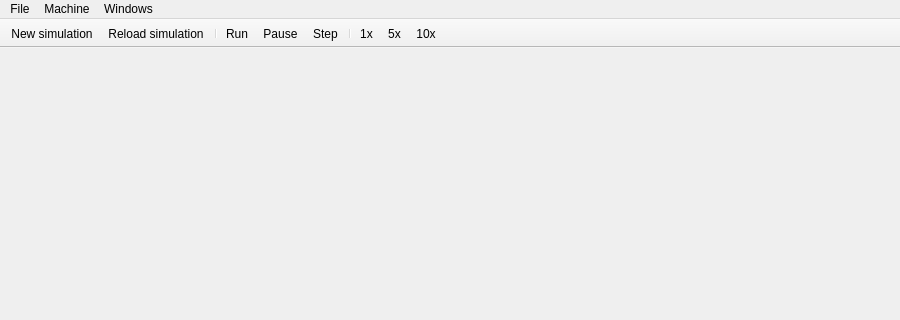
First picture: the form in qtmips_gui/MainWindow.ui, repository cvut/qtrvsim, before the edit; both pictures show x 0 to 900 and y 0 to 320 of the 900 by 600 pixel window.
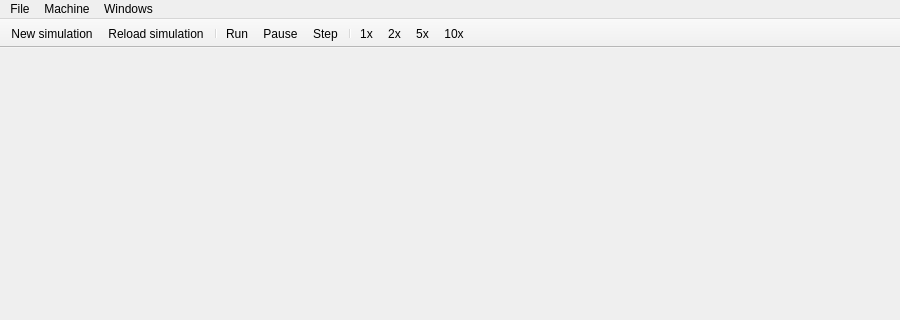
Second picture: the form after the edit. Icons and pictures are not drawn.

Commit message: Add 2x speed

```diff
--- a/qtmips_gui/MainWindow.ui
+++ b/qtmips_gui/MainWindow.ui
@@ -113,6 +113,7 @@
    <addaction name="actionStep"/>
    <addaction name="separator"/>
    <addaction name="ips1"/>
+   <addaction name="ips2"/>
    <addaction name="ips5"/>
    <addaction name="ips10"/>
   </widget>
@@ -307,6 +308,23 @@
     <string>Ctrl+Shift+M</string>
    </property>
   </action>
+  <action name="ips2">
+   <property name="checkable">
+    <bool>true</bool>
+   </property>
+   <property name="text">
+    <string>2 instructions per second</string>
+   </property>
+   <property name="iconText">
+    <string>2x</string>
+   </property>
+   <property name="toolTip">
+    <string>Run CPU in speed of two instructions per second</string>
+   </property>
+   <property name="shortcut">
+    <string>Ctrl+2</string>
+   </property>
+  </action>
  </widget>
  <layoutdefault spacing="6" margin="11"/>
  <resources>
```
Left out of the diff: 1 changed line with no effect on the pictures. The commit also changes 1 other file.
